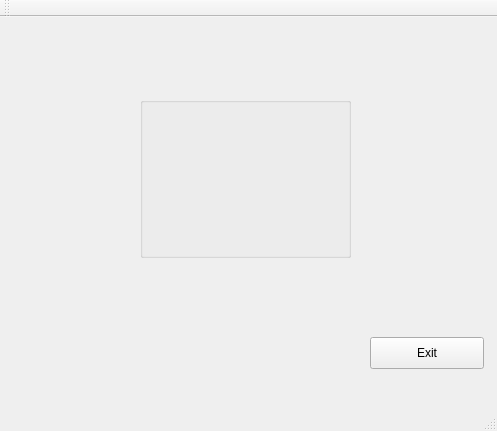
Qt form Lab3/resortreservation.ui (KarlMazur/Lab3-resortReservationApplication) before a commit.
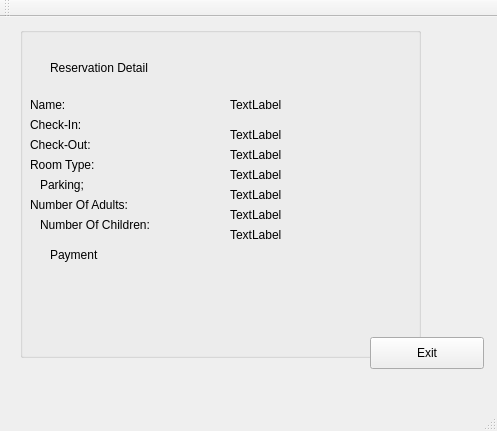
The same form after that commit.

Commit message: Got the third page info done without payment info. Still no formating done

Diff of the .ui file:
```diff
--- a/Lab3/resortreservation.ui
+++ b/Lab3/resortreservation.ui
@@ -688,15 +688,223 @@
      <widget class="QGroupBox" name="groupBox_3">
       <property name="geometry">
        <rect>
-        <x>130</x>
-        <y>80</y>
-        <width>211</width>
-        <height>161</height>
+        <x>10</x>
+        <y>10</y>
+        <width>401</width>
+        <height>331</height>
        </rect>
       </property>
       <property name="title">
        <string/>
       </property>
+      <widget class="QLabel" name="reservatonDetailLabel">
+       <property name="geometry">
+        <rect>
+         <x>30</x>
+         <y>30</y>
+         <width>141</width>
+         <height>21</height>
+        </rect>
+       </property>
+       <property name="text">
+        <string>Reservation Detail</string>
+       </property>
+      </widget>
+      <widget class="QLabel" name="nameLabel">
+       <property name="geometry">
+        <rect>
+         <x>10</x>
+         <y>70</y>
+         <width>59</width>
+         <height>16</height>
+        </rect>
+       </property>
+       <property name="text">
+        <string>Name:</string>
+       </property>
+      </widget>
+      <widget class="QLabel" name="checkInDateLabel">
+       <property name="geometry">
+        <rect>
+         <x>10</x>
+         <y>90</y>
+         <width>59</width>
+         <height>16</height>
+        </rect>
+       </property>
+       <property name="text">
+        <string>Check-In:</string>
+       </property>
+      </widget>
+      <widget class="QLabel" name="checkOutDateLabel">
+       <property name="geometry">
+        <rect>
+         <x>10</x>
+         <y>110</y>
+         <width>81</width>
+         <height>16</height>
+        </rect>
+       </property>
+       <property name="text">
+        <string>Check-Out:</string>
+       </property>
+      </widget>
+      <widget class="QLabel" name="roomTypeLabel_3">
+       <property name="geometry">
+        <rect>
+         <x>10</x>
+         <y>130</y>
+         <width>81</width>
+         <height>16</height>
+        </rect>
+       </property>
+       <property name="text">
+        <string>Room Type:</string>
+       </property>
+      </widget>
+      <widget class="QLabel" name="vechileParkingLabel">
+       <property name="geometry">
+        <rect>
+         <x>20</x>
+         <y>150</y>
+         <width>59</width>
+         <height>16</height>
+        </rect>
+       </property>
+       <property name="text">
+        <string>Parking;</string>
+       </property>
+      </widget>
+      <widget class="QLabel" name="numberOfAdultsLabel">
+       <property name="geometry">
+        <rect>
+         <x>10</x>
+         <y>170</y>
+         <width>121</width>
+         <height>16</height>
+        </rect>
+       </property>
+       <property name="text">
+        <string>Number Of Adults:</string>
+       </property>
+      </widget>
+      <widget class="QLabel" name="numberOfChildrenLabel">
+       <property name="geometry">
+        <rect>
+         <x>20</x>
+         <y>190</y>
+         <width>121</width>
+         <height>16</height>
+        </rect>
+       </property>
+       <property name="text">
+        <string>Number Of Children:</string>
+       </property>
+      </widget>
+      <widget class="QLabel" name="finalReservationName">
+       <property name="geometry">
+        <rect>
+         <x>210</x>
+         <y>70</y>
+         <width>59</width>
+         <height>16</height>
+        </rect>
+       </property>
+       <property name="text">
+        <string>TextLabel</string>
+       </property>
+      </widget>
+      <widget class="QLabel" name="finalCheckInDate">
+       <property name="geometry">
+        <rect>
+         <x>210</x>
+         <y>100</y>
+         <width>59</width>
+         <height>16</height>
+        </rect>
+       </property>
+       <property name="text">
+        <string>TextLabel</string>
+       </property>
+      </widget>
+      <widget class="QLabel" name="finalCheckOutDate">
+       <property name="geometry">
+        <rect>
+         <x>210</x>
+         <y>120</y>
+         <width>59</width>
+         <height>16</height>
+        </rect>
+       </property>
+       <property name="text">
+        <string>TextLabel</string>
+       </property>
+      </widget>
+      <widget class="QLabel" name="finalRoomType">
+       <property name="geometry">
+        <rect>
+         <x>210</x>
+         <y>140</y>
+         <width>59</width>
+         <height>16</height>
+        </rect>
+       </property>
+       <property name="text">
+        <string>TextLabel</string>
+       </property>
+      </widget>
+      <widget class="QLabel" name="finalParking">
+       <property name="geometry">
+        <rect>
+         <x>210</x>
+         <y>160</y>
+         <width>59</width>
+         <height>16</height>
+        </rect>
+       </property>
+       <property name="text">
+        <string>TextLabel</string>
+       </property>
+      </widget>
+      <widget class="QLabel" name="finalNumberOfAdults">
+       <property name="geometry">
+        <rect>
+         <x>210</x>
+         <y>180</y>
+         <width>59</width>
+         <height>16</height>
+        </rect>
+       </property>
+       <property name="text">
+        <string>TextLabel</string>
+       </property>
+      </widget>
+      <widget class="QLabel" name="finalNumberOfChildren">
+       <property name="geometry">
+        <rect>
+         <x>210</x>
+         <y>200</y>
+         <width>59</width>
+         <height>16</height>
+        </rect>
+       </property>
+       <property name="text">
+        <string>TextLabel</string>
+       </property>
+      </widget>
+      <widget class="QLabel" name="label_2">
+       <property name="geometry">
+        <rect>
+         <x>30</x>
+         <y>220</y>
+         <width>59</width>
+         <height>16</height>
+        </rect>
+       </property>
+       <property name="text">
+        <string>Payment</string>
+       </property>
+      </widget>
      </widget>
      <widget class="QPushButton" name="exitButton">
       <property name="geometry">
```
Left out of the diff: 2 changed lines with no effect on the pictures. The commit also changes 1 other file.
